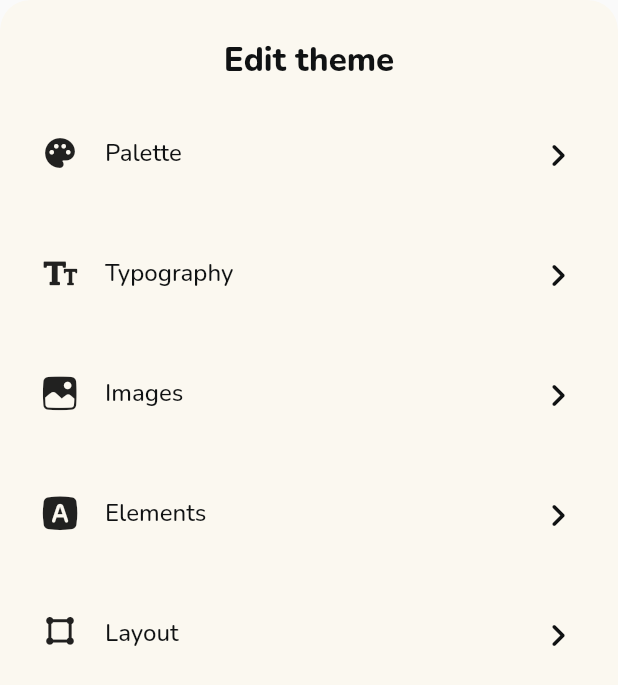
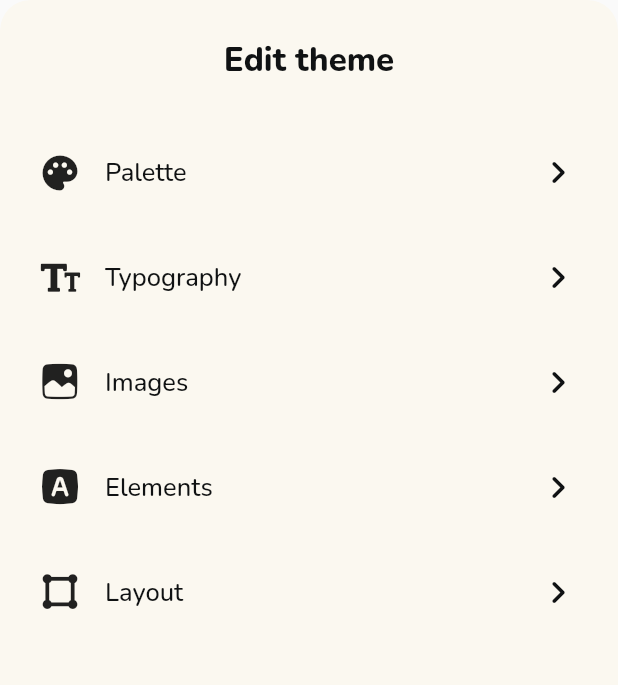
Before and after one commit to cjwg/onodu, a Flutter app: the ThemeSettingsWidget widget shown alone on an empty page, opened directly, on a phone screen of 412 x 824 dp. Shown: the top 685 px of the screen. Run offline on Flutter 3.47's test engine with Material 2 defaults, Android fonts, the phone set to English and light mode, and no system bars; our stand-ins replace auto_size_text, dropdown_button2, flutter_animate, flutter_colorpicker, font_awesome_flutter, from_css_color and 6 more; missing offline and left inert: json_path; accounts and stored records are empty; statements that could not run were skipped.

Commit message:
Updating to latest FlutterFlow output.

```diff
--- a/lib/components/theme_card/theme_card_widget.dart
+++ b/lib/components/theme_card/theme_card_widget.dart
@@ -49,7 +49,7 @@ class _ThemeCardWidgetState extends State<ThemeCardWidget> {
       padding: EdgeInsetsDirectional.fromSTEB(10.0, 0.0, 10.0, 0.0),
       child: Container(
         width: MediaQuery.of(context).size.width * 1.0,
-        height: 80.0,
+        height: 70.0,
         decoration: BoxDecoration(
           color: FlutterFlowTheme.of(context).primaryBackground,
         ),
@@ -64,7 +64,7 @@ class _ThemeCardWidgetState extends State<ThemeCardWidget> {
                 color: FlutterFlowTheme.of(context).primaryBackground,
               ),
               child: Align(
-                alignment: AlignmentDirectional(0.0, -0.65),
+                alignment: AlignmentDirectional(0.0, 0.0),
                 child: widget.componentIcon!,
               ),
             ),
@@ -74,12 +74,12 @@ class _ThemeCardWidgetState extends State<ThemeCardWidget> {
                 decoration: BoxDecoration(
                   color: FlutterFlowTheme.of(context).primaryBackground,
                 ),
-                alignment: AlignmentDirectional(-1.0, -0.6),
+                alignment: AlignmentDirectional(-1.0, 0.0),
                 child: Text(
                   widget.componentName,
                   style: FlutterFlowTheme.of(context).bodyMedium.override(
                         fontFamily: 'Nunito',
-                        fontSize: 16.0,
+                        fontSize: 17.0,
                         fontWeight: FontWeight.w500,
                       ),
                 ),
@@ -92,7 +92,7 @@ class _ThemeCardWidgetState extends State<ThemeCardWidget> {
                 color: FlutterFlowTheme.of(context).primaryBackground,
               ),
               child: Align(
-                alignment: AlignmentDirectional(0.0, -0.65),
+                alignment: AlignmentDirectional(0.0, 0.0),
                 child: Icon(
                   Icons.chevron_right_rounded,
                   color: FlutterFlowTheme.of(context).primaryText,
--- a/lib/components/theme_settings/theme_settings_widget.dart
+++ b/lib/components/theme_settings/theme_settings_widget.dart
@@ -110,6 +110,7 @@ class _ThemeSettingsWidgetState extends State<ThemeSettingsWidget> {
                           child: ThemeCardWidget(
                             componentIcon: Icon(
                               Icons.palette_rounded,
+                              size: 28.0,
                             ),
                             componentName: 'Palette',
                           ),
@@ -121,6 +122,7 @@ class _ThemeSettingsWidgetState extends State<ThemeSettingsWidget> {
                         child: ThemeCardWidget(
                           componentIcon: Icon(
                             FFIcons.kinterfaceTextFormattingSmallCaps,
+                            size: 28.0,
                           ),
                           componentName: 'Typography',
                         ),
@@ -131,6 +133,7 @@ class _ThemeSettingsWidgetState extends State<ThemeSettingsWidget> {
                         child: ThemeCardWidget(
                           componentIcon: Icon(
                             FFIcons.kimagePictureOrientationSquare,
+                            size: 25.0,
                           ),
                           componentName: 'Images',
                         ),
@@ -141,6 +144,7 @@ class _ThemeSettingsWidgetState extends State<ThemeSettingsWidget> {
                         child: ThemeCardWidget(
                           componentIcon: Icon(
                             FFIcons.kinterfaceTextFormattingTextSquare1,
+                            size: 25.0,
                           ),
                           componentName: 'Elements',
                         ),
@@ -151,7 +155,7 @@ class _ThemeSettingsWidgetState extends State<ThemeSettingsWidget> {
                         child: ThemeCardWidget(
                           componentIcon: Icon(
                             FFIcons.kinterfaceEditAlignSelection1,
-                            size: 20.0,
+                            size: 25.0,
                           ),
                           componentName: 'Layout',
                         ),
```
